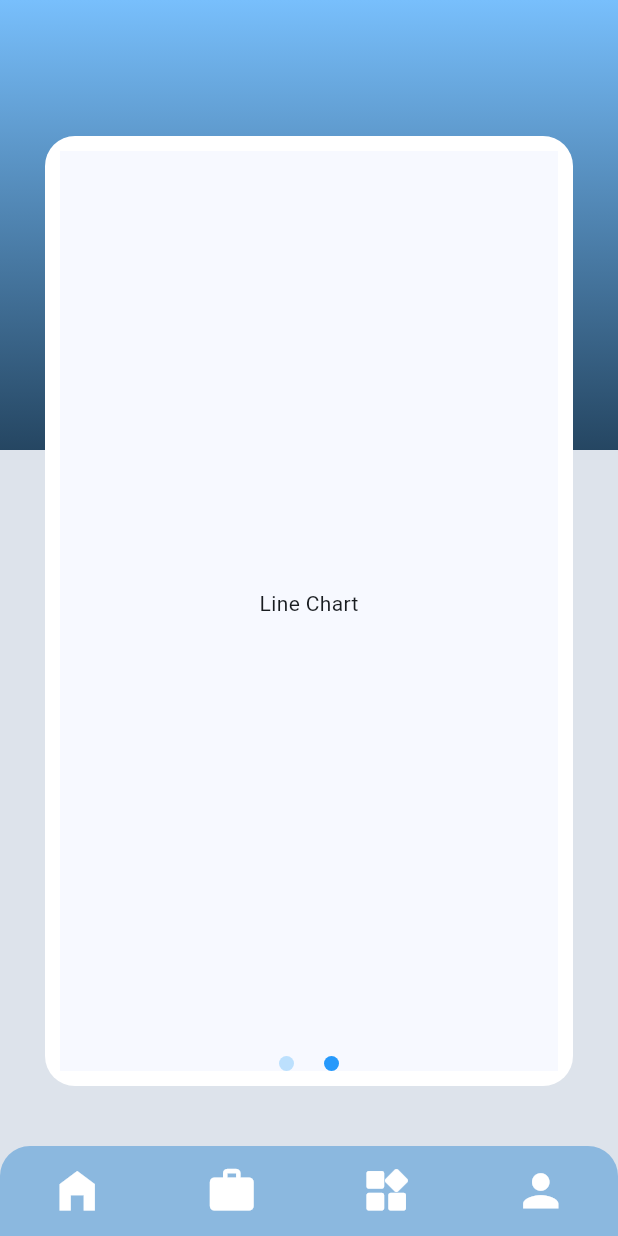
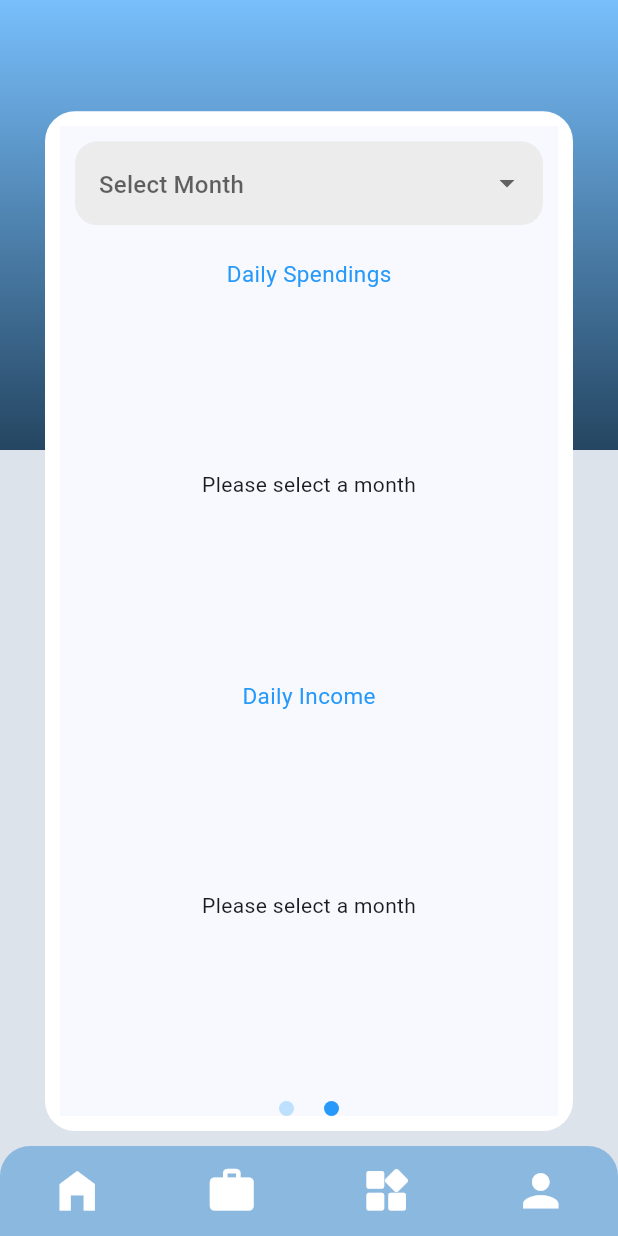
Before and after one commit to eter-null/spendwise-tracker, a Flutter app: the screen it shows after launch, swiped to page 2, on a phone screen of 412 x 824 dp. Run offline on Flutter 3.47's test engine with Material 3 defaults, Android fonts, the phone set to English and light mode, and no system bars; drawn by our look-alikes of smooth_page_indicator; our stand-ins replace charts_flutter, cloud_firestore, firebase_auth, firebase_core, fl_chart, google_fonts and 2 more; accounts and stored records are empty.

Commit message:
daily spendings / income

```diff
--- a/lib/const_config/color_config.dart
+++ b/lib/const_config/color_config.dart
@@ -22,5 +22,6 @@ class MyColor{
   // bar graphs
   static const lightIndigo = Color(0xFFAF8BF9);
   static const lavenderPink = Color(0xFFFDBCF2);
+  static const slightGray = Color(0xE0EAEAEA);
 
 }
--- a/lib/main.dart
+++ b/lib/main.dart
@@ -19,6 +19,7 @@ import 'package:spendwise_tracker/screens/auth/login.dart';
 import 'package:spendwise_tracker/const_config/color_config.dart';
 import 'package:spendwise_tracker/screens/new_expenses_page.dart';
 import 'package:spendwise_tracker/screens/test/datetest.dart';
+import 'package:spendwise_tracker/screens/test/graph_tst.dart';
 import 'package:spendwise_tracker/screens/test/show_bar.dart';
 import 'package:spendwise_tracker/screens/test/test.dart';
 import 'package:spendwise_tracker/screens/test/test2.dart';
@@ -26,6 +27,7 @@ import 'package:spendwise_tracker/screens/test/test2addc.dart';
 import 'package:spendwise_tracker/screens/test/test2adde.dart';
 import 'package:spendwise_tracker/screens/test/test2viewc.dart';
 import 'package:spendwise_tracker/screens/test/test2viewe.dart';
+import 'package:spendwise_tracker/screens/test/test_totals_month.dart';
 import 'package:spendwise_tracker/screens/test/testcat.dart';
 import 'package:spendwise_tracker/widgets/custom_back.dart';
 import 'package:spendwise_tracker/widgets/custom_scaffold.dart';
@@ -67,6 +69,8 @@ class MyApp extends StatelessWidget {
       // home: Test2()
       // home: Categories(),
       // home: DateTest(),
+      // home: GraphTest(),
+      // home: MonthlySummary()
 
     );
 
--- a/lib/screens/analysis_page.dart
+++ b/lib/screens/analysis_page.dart
@@ -1,16 +1,22 @@
 import 'package:cloud_firestore/cloud_firestore.dart';
+import 'package:firebase_auth/firebase_auth.dart';
 import 'package:fl_chart/fl_chart.dart';
 import 'package:flutter/material.dart';
 import 'package:intl/intl.dart';
 import 'package:introduction_screen/introduction_screen.dart';
 import 'package:spendwise_tracker/screens/dashboard.dart';
+import 'package:spendwise_tracker/screens/test/graph_tst.dart';
 import 'package:spendwise_tracker/screens/test/show_bar.dart';
 import 'package:spendwise_tracker/widgets/custom_back.dart';
 import 'package:google_fonts/google_fonts.dart';
 import 'package:spendwise_tracker/widgets/data_plotting/grouped_bar_chart.dart';
 import '../../const_config/color_config.dart';
 import '../../widgets/custom_buttons/rounded_blue_button.dart';
+import '../utils/database_manipulation/daily_earnings.dart';
+import '../utils/database_manipulation/daily_expenses.dart';
 import '../widgets/custom_page/custom_pageview.dart';
+import '../widgets/data_plotting/expenses_line_graph.dart';
+import '../utils/database_manipulation/monthly_amount.dart';
 
 
 class AnalysisPage extends StatefulWidget {
@@ -21,8 +27,10 @@ class AnalysisPage extends StatefulWidget {
 }
 
 class _AnalysisPage extends State<AnalysisPage> {
-  String? selectedMonth1;
-  String? selectedMonth2;
+  String? selectedBarMonth1;
+  String? selectedBarMonth2;
+  String? selectedlineMonth;
+
 
   final firebase = FirebaseFirestore.instance;
   final formKey = GlobalKey<FormState>();
@@ -34,11 +42,11 @@ class _AnalysisPage extends State<AnalysisPage> {
     return Stack(
         children: [
           CustomBackground(
-            margin: EdgeInsets.only(top: MediaQuery.of(context).size.height * 0.11, bottom: 100, left: 30, right: 30),
+            margin: EdgeInsets.only(top: MediaQuery.of(context).size.height * 0.09, bottom: 70, left: 30, right: 30),
               child: Scaffold(
                   resizeToAvoidBottomInset: false,
                   body: Padding(
-                    padding: EdgeInsetsDirectional.fromSTEB(10, 0, 10, 0),
+                    padding: EdgeInsetsDirectional.fromSTEB(10, 10, 10, 0),
                     child: Column(
                       mainAxisSize: MainAxisSize.min,
                       children: [
@@ -54,22 +62,30 @@ class _AnalysisPage extends State<AnalysisPage> {
                                           //dropdown 1
                                           child: DropdownButtonFormField<String>(
                                             isExpanded: true, // remove overflow
-                                            value: selectedMonth1,
+                                            value: selectedBarMonth1,
                                             onChanged: (String? value) {
                                               setState(() {
-                                                selectedMonth1 = value;
+                                                selectedBarMonth1 = value;
                                               });
                                             },
                                             items: _buildMonthDropdownItems(),
                                             decoration: InputDecoration(
-                                              hintText: 'Select Month', // Add your hint text here
-                                              border: OutlineInputBorder(
+                                              filled: true,
+                                              fillColor: MyColor.slightGray,
+                                              hintText: 'Select Month',
+                                              enabledBorder: OutlineInputBorder(
+                                                borderSide: BorderSide.none,
+                                                borderRadius: BorderRadius.circular(15), // Apply borderRadius here
+                                              ),
+                                              focusedBorder: OutlineInputBorder(
                                                 borderSide: BorderSide(color: MyColor.yinminBlue),
+                                                borderRadius: BorderRadius.circular(15), // Apply borderRadius here
                                               ),
                                               //prefixIcon: Icon(Icons.calendar_month, size: 20),
                                             ),
                                           ),
                                         ),
+
 
                                         SizedBox(width: 5),
 
@@ -77,17 +93,24 @@ class _AnalysisPage extends State<AnalysisPage> {
                                         Expanded(
                                           child: DropdownButtonFormField<String>(
                                             isExpanded: true, // remove overflow
-                                            value: selectedMonth2,
+                                            value: selectedBarMonth2,
                                             onChanged: (String? value) {
                                               setState(() {
-                                                selectedMonth2 = value;
+                                                selectedBarMonth2 = value;
                                               });
                                             },
                                             items: _buildMonthDropdownItems(),
                                             decoration: InputDecoration(
+                                              filled: true,
+                                              fillColor: MyColor.slightGray,
                                               hintText: 'Select Month',
-                                              border: OutlineInputBorder(
+                                              enabledBorder: OutlineInputBorder(
+                                                borderSide: BorderSide.none,
+                                                borderRadius: BorderRadius.circular(15), // Apply borderRadius here
+                                              ),
+                                              focusedBorder: OutlineInputBorder(
                                                 borderSide: BorderSide(color: MyColor.yinminBlue),
+                                                borderRadius: BorderRadius.circular(15), // Apply borderRadius here
                                               ),
                                               //prefixIcon: Icon(Icons.calendar_month, size: 20),
                                             ),
@@ -98,12 +121,75 @@ class _AnalysisPage extends State<AnalysisPage> {
                                     SizedBox(height: 20,),
                                     SizedBox(
                                       height: MediaQuery.of(context).size.height - 400,
-                                      child: GroupedBarChart(month1: selectedMonth1, month2: selectedMonth2,),
+                                      child: GroupedBarChart(month1: selectedBarMonth1, month2: selectedBarMonth2,),
                                     ),
                                   ],
 
                                 ),
-                                Center(child: Text('Line Chart'))
+                                Column(
+                                  children: [
+                                    // dropdown
+                                    Expanded(
+                                      child: DropdownButtonFormField<String>(
+                                        isExpanded: true,
+                                        value: selectedlineMonth,
+                                        onChanged: (String? value) {
+                                          setState(() {
+                                            selectedlineMonth = value;
+                                          });
+                                        },
+                                        items: _buildMonthDropdownItems(),
+                                        decoration: InputDecoration(
+                                          filled: true,
+                                          fillColor: MyColor.slightGray,
+                                          hintText: 'Select Month',
+                                          enabledBorder: OutlineInputBorder(
+                                            borderSide: BorderSide.none,
+                                            borderRadius: BorderRadius.circular(15), // Apply borderRadius here
+                                          ),
+                                          focusedBorder: OutlineInputBorder(
+                                            borderSide: BorderSide.none,
+                                            borderRadius: BorderRadius.circular(15), // Apply borderRadius here
+                                          ),
+                                          //prefixIcon: Icon(Icons.calendar_month, size: 20),
+                                        ),
+                                      ),
+                                    ),
+
+                                    SizedBox(height: 20,),
+                                    Column(
+                                      mainAxisSize: MainAxisSize.max,
+                                      children: [
+                                        Text('Daily Spendings',
+                                          style: TextStyle(
+                                            fontSize: 15,
+                                            fontFamily: 'roboto',
+                                            color: MyColor.skyBlue
+                                          ),
+                                        ),
+                                        SizedBox(
+                                            height: 260,
+                                            child: ExpensesLineGraph(month: selectedlineMonth, databaseGetterClass: GetDailyExpenses())
+                                        ),
+                                        Text('Daily Income',
+                                          style: TextStyle(
+                                            fontSize: 15,
+                                            fontFamily: 'roboto',
+                                            color: MyColor.skyBlue
+                                          ),
+                                        ),
+                                        SizedBox(
+                                            height: 260,
+                                            child: ExpensesLineGraph(month: selectedlineMonth, databaseGetterClass: GetDailyIncome())
+                                        ),
+                                      ],
+                                    ),
+
+
+
+                                  ],
+                                )
+
                               ],
                             )
                         ),
@@ -116,7 +202,7 @@ class _AnalysisPage extends State<AnalysisPage> {
     );
   }
 
-  // get and map dropdown months
+  // last 12 months to dropdown
   List<DropdownMenuItem<String>> _buildMonthDropdownItems() {
     final List<String> months = _getMonths();
     return months.map((String month) {
@@ -138,4 +224,6 @@ class _AnalysisPage extends State<AnalysisPage> {
     }
     return months;
   }
+
+
 }
--- /dev/null
+++ b/lib/utils/database_manipulation/daily_earnings.dart
@@ -0,0 +1,34 @@
+import 'package:firebase_auth/firebase_auth.dart';
+import 'package:cloud_firestore/cloud_firestore.dart';
+import 'package:intl/intl.dart';
+
+class GetDailyIncome {
+  // get daily spendings
+  Stream<Map<DateTime, double>> dailyAmountStream(String month) {
+    final DateFormat formatter = DateFormat('MMMM yyyy');
+    final DateTime startDate = formatter.parse(month);
+    final DateTime endDate = DateTime(startDate.year, startDate.month + 1); // + 1 to get the first day of next month
+
+    return FirebaseFirestore.instance
+        .collection('Users')
+        .doc(FirebaseAuth.instance.currentUser?.uid)
+        .collection('income')
+        .where('date', isGreaterThanOrEqualTo: startDate, isLessThan: endDate)
+        .snapshots()
+        .map((snapshot) {
+      Map<DateTime, double> dailyIncomeMap = {};  // date = {amount}
+      for (DocumentSnapshot doc in snapshot.docs) {
+        DateTime date = doc['date'].toDate();
+        double amount = doc['amount'].toDouble();
+        // print(date);
+        // print(amount);
+        dailyIncomeMap.putIfAbsent(DateTime(date.year, date.month, date.day), () => 0.0);
+        // parses through days of the month and adds date;month to the dictionary, if same dates have multiple amount it adds them together using dart map feature
+        dailyIncomeMap[DateTime(date.year, date.month, date.day)] = dailyIncomeMap[DateTime(date.year, date.month, date.day)]! + amount;
+        print(dailyIncomeMap);
+
+      }
+      return dailyIncomeMap;
+    });
+  }
+}
--- /dev/null
+++ b/lib/utils/database_manipulation/daily_expenses.dart
@@ -0,0 +1,34 @@
+import 'package:firebase_auth/firebase_auth.dart';
+import 'package:cloud_firestore/cloud_firestore.dart';
+import 'package:intl/intl.dart';
+
+class GetDailyExpenses {
+  // get daily spendings
+  Stream<Map<DateTime, double>> dailyAmountStream(String month) {
+    final DateFormat formatter = DateFormat('MMMM yyyy');
+    final DateTime startDate = formatter.parse(month);
+    final DateTime endDate = DateTime(startDate.year, startDate.month + 1); // + 1 to get the first day of next month
+
+    return FirebaseFirestore.instance
+        .collection('Users')
+        .doc(FirebaseAuth.instance.currentUser?.uid)
+        .collection('expenses')
+        .where('date', isGreaterThanOrEqualTo: startDate, isLessThan: endDate)
+        .snapshots()
+        .map((snapshot) {
+      Map<DateTime, double> dailySpendingsMap = {};  // date = {amount}
+      for (DocumentSnapshot doc in snapshot.docs) {
+        DateTime date = doc['date'].toDate();
+        double amount = doc['amount'].toDouble();
+        // print(date);
+        // print(amount);
+        dailySpendingsMap.putIfAbsent(DateTime(date.year, date.month, date.day), () => 0.0);
+        // parses through days of the month and adds date;month to the dictionary, if same dates have multiple amount it adds them together using dart map feature
+        dailySpendingsMap[DateTime(date.year, date.month, date.day)] = dailySpendingsMap[DateTime(date.year, date.month, date.day)]! + amount;
+        print(dailySpendingsMap);
+
+      }
+      return dailySpendingsMap;
+    });
+  }
+}
--- a/lib/utils/database_manipulation/totals_by_month.dart
+++ b/lib/utils/database_manipulation/totals_by_two_month.dart
@@ -11,7 +11,7 @@ class GetTotalsByMonth {
           .collection('categories')
           .snapshots()
           .asyncMap((categoriesSnapshot) async {
-        Map<String, Map<String, double>> categoryTotalsByMonth = {};
+        Map<String, Map<String, double>> categoryTotalsByMonth = {}; // <category name <date, amount>>
 
         for (QueryDocumentSnapshot categoryDoc in categoriesSnapshot.docs) {
           List<dynamic> expenseIDs = categoryDoc['expenseID']; // gets expenseID array vals
--- /dev/null
+++ b/lib/widgets/data_plotting/expenses_line_graph.dart
@@ -0,0 +1,90 @@
+import 'package:charts_flutter/flutter.dart';
+import 'package:firebase_auth/firebase_auth.dart';
+import 'package:flutter/material.dart';
+import 'package:cloud_firestore/cloud_firestore.dart';
+import 'package:intl/intl.dart';
+import 'package:charts_flutter/flutter.dart' as charts;
+
+import '../../utils/database_manipulation/daily_expenses.dart';
+
+class ExpensesLineGraph extends StatefulWidget {
+  final String? month;
+  final dynamic databaseGetterClass; // use to instantiate different classes from other databases like daily expenses and earnings
+
+
+  const ExpensesLineGraph({super.key, required this.month, required this.databaseGetterClass});
+
+  @override
+  State<ExpensesLineGraph> createState() => _ExpensesLineGraphState();
+
+}
+
+class _ExpensesLineGraphState extends State<ExpensesLineGraph> {
+
+  // // instantiate the class to use
+  // GetDailyExpenses dailyExpenses = GetDailyExpenses();
+
+  List<charts.Series<DailySpending, DateTime>> _createSeries(Map<DateTime, double> dailySpendingsMap) {
+    final List<DailySpending> spendingsData = dailySpendingsMap.entries.map((entry) {
+      // creating DailySpending object with the dailySpendingsMap
+      // new DailySpending(DateTime(2023, 4, 21), 5000),
+      return DailySpending(entry.key, entry.value);
+    }).toList();
+
+    // charts_flutter sample code format for creating chart
+    return [
+      charts.Series<DailySpending, DateTime>(
+        id: 'Daily Spendings',
+        colorFn: (_, __) => charts.MaterialPalette.purple.shadeDefault,
+        domainFn: (DailySpending spending, _) => spending.date,
+        measureFn: (DailySpending spending, _) => spending.amount,
+        data: spendingsData,
+      ),
+    ];
+  }
+
+  @override
+  Widget build(BuildContext context) {
+    return Expanded(
+      child: StreamBuilder<Map<DateTime, double>>(
+        stream: widget.month != null ? widget.databaseGetterClass.dailyAmountStream(widget.month!): null,
+        builder: (BuildContext context, AsyncSnapshot<Map<DateTime, double>> snapshot) {
+          if (widget.month == null) {
+            return Center(child: Text('Please select a month'));
+          }
+          if (snapshot.connectionState == ConnectionState.waiting) {
+            return Center(child: CircularProgressIndicator());
+          }
+          if (snapshot.hasError) {
+            return Center(child: Text('Error: ${snapshot.error}'));
+          }
+
+          Map<DateTime, double>? dailySpendingsMap = snapshot.data;
+
+          if (dailySpendingsMap == null || dailySpendingsMap.isEmpty) {
+            return Center(child: Text('No data available'));
+          }
+
+          List<charts.Series<DailySpending, DateTime>> seriesList = _createSeries(dailySpendingsMap);
+
+          return Padding(
+            padding: const EdgeInsets.all(8.0),
+            child: charts.TimeSeriesChart(
+              seriesList,
+              animate: true,
+
+            ),
+          );
+        },
+      ),
+    );
+  }
+}
+
+// charts_flutter format to make chart
+class DailySpending {
+  final DateTime date;
+  final double amount;
+
+  DailySpending(this.date, this.amount);
+}
```
Also changed, not shown: lib/utils/database_manipulation/monthly_amount.dart (added, +41 -0 lines), lib/widgets/data_plotting/grouped_bar_chart.dart (+2 -9 lines), 4 other files.
